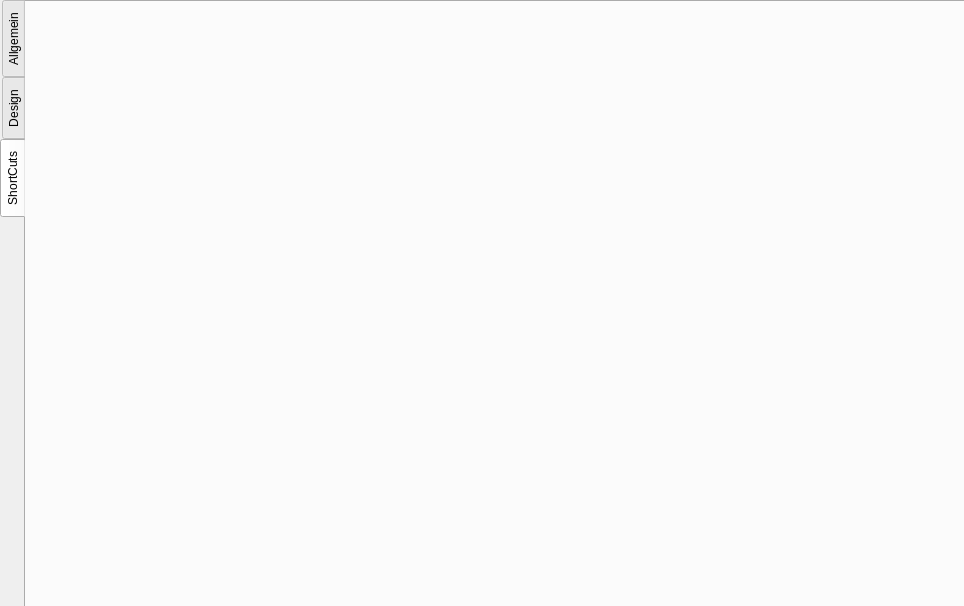
Old version of the form code/src/main/python/view/settingsview/settings_window.ui in the repository felixdittrich92/mission-uncuttable.
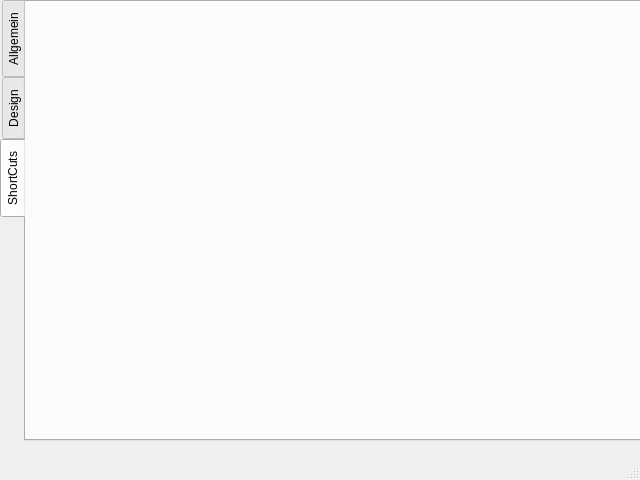
New version of the form. The open tabs and pages were chosen to show the change.

Commit message:
#47 Create SettingsWindow
Change the settings .ui file, is now a main window

```diff
--- a/code/src/main/python/view/settingsview/settings_window.ui
+++ b/code/src/main/python/view/settingsview/settings_window.ui
@@ -1,55 +1,35 @@
 <?xml version="1.0" encoding="UTF-8"?>
 <ui version="4.0">
- <class>settings_window</class>
- <widget class="QWidget" name="settings_window">
+ <class>MainWindow</class>
+ <widget class="QMainWindow" name="MainWindow">
   <property name="geometry">
    <rect>
     <x>0</x>
     <y>0</y>
-    <width>964</width>
-    <height>606</height>
+    <width>640</width>
+    <height>480</height>
    </rect>
   </property>
   <property name="windowTitle">
    <string notr="true">Einstellungen</string>
   </property>
+  <widget class="QWidget" name="centralwidget">
   <widget class="QTabWidget" name="tabWidget">
-   <property name="enabled">
-    <bool>true</bool>
-   </property>
    <property name="geometry">
     <rect>
      <x>0</x>
      <y>0</y>
-     <width>971</width>
-     <height>611</height>
+      <width>641</width>
+      <height>441</height>
     </rect>
    </property>
    <property name="tabPosition">
     <enum>QTabWidget::West</enum>
    </property>
-   <property name="tabShape">
-    <enum>QTabWidget::Rounded</enum>
-   </property>
    <property name="currentIndex">
-    <number>0</number>
-   </property>
-   <property name="iconSize">
-    <size>
-     <width>16</width>
-     <height>16</height>
-    </size>
-   </property>
-   <property name="elideMode">
-    <enum>Qt::ElideNone</enum>
-   </property>
-   <property name="tabsClosable">
-    <bool>false</bool>
-   </property>
-   <property name="movable">
-    <bool>true</bool>
-   </property>
-   <widget class="QWidget" name="general">
+     <number>2</number>
+    </property>
+    <widget class="QWidget" name="tab">
     <attribute name="title">
      <string>Allgemein</string>
     </attribute>
@@ -65,6 +45,18 @@
     </attribute>
    </widget>
   </widget>
+  </widget>
+  <widget class="QMenuBar" name="menubar">
+   <property name="geometry">
+    <rect>
+     <x>0</x>
+     <y>0</y>
+     <width>640</width>
+     <height>22</height>
+    </rect>
+   </property>
+  </widget>
+  <widget class="QStatusBar" name="statusbar"/>
  </widget>
  <resources/>
  <connections/>
```
Left out of the diff: 6 changed lines with no effect on the pictures. Lines whose indentation alone changed are shown as unchanged.
